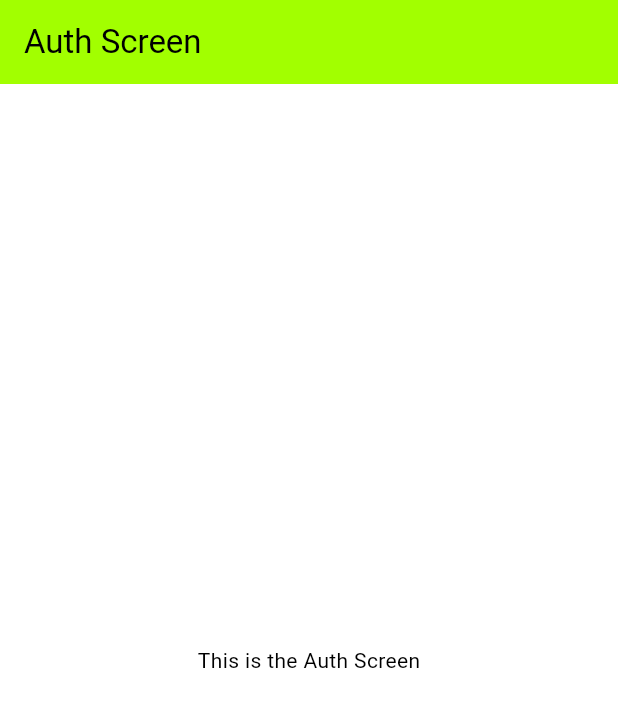
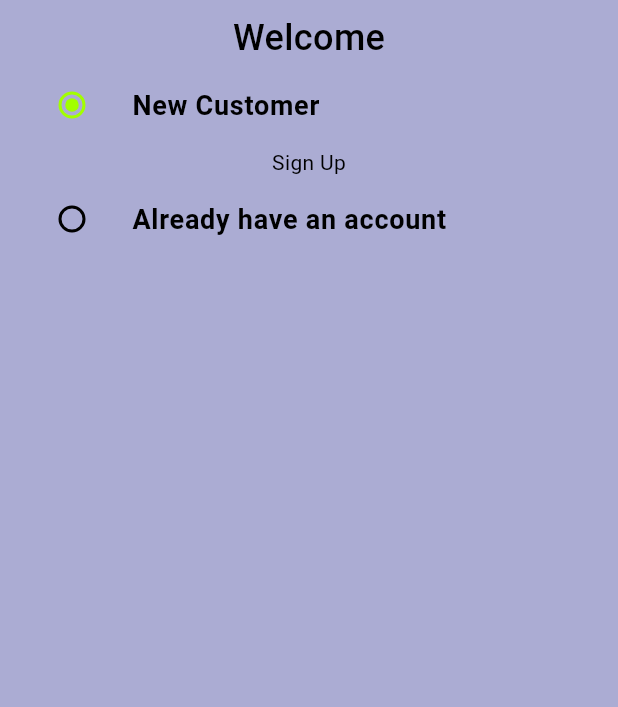
Before and after one commit to AlaaNazih1/my_souq, a Flutter app: the screen it shows after launch, on a phone screen of 412 x 824 dp. Shown: the top 707 px of the screen. Run offline on Flutter 3.47's test engine with Material 3 defaults, Android fonts, the phone set to English and light mode, and no system bars.

Commit message:
Implement AuthScreen with signup and signin functionality; update UI components and state management

```diff
--- a/lib/app/screens/auth_screen.dart
+++ b/lib/app/screens/auth_screen.dart
@@ -1,5 +1,10 @@
 import 'package:flutter/material.dart';
+import 'package:my_souq/components/declartions.dart';
 
+enum Auth {
+  signin,
+  signup,
+}
 class AuthScreen extends StatefulWidget {
   const AuthScreen({super.key});
 static const String routeName = '/auth-screen';
@@ -8,15 +13,61 @@ static const String routeName = '/auth-screen';
 }
 
 class _AuthScreenState extends State<AuthScreen> {
+  Auth _auth = Auth.signup;
+  final _signUpFormKey = GlobalKey<FormState>();
+  final _signInFormKey = GlobalKey<FormState>();
   @override
   Widget build(BuildContext context) {
     return Scaffold(
-      appBar: AppBar(
-        title: Text("Auth Screen"),
-      ),
-      body: Center(
-        child: Text("This is the Auth Screen"),
-      ),
+      backgroundColor: Declartions.greyBackgroundColor,
+      body: SafeArea(child: Padding(
+        padding: const EdgeInsets.all(8.0),
+        child: Column(
+          children: [
+          const Text('Welcome', style: TextStyle(fontSize: 24.0,
+          fontWeight: FontWeight.w500),),
+          ListTile(
+            title: const Text('New Customer', style: TextStyle(fontSize: 18.0,fontWeight: FontWeight.bold),),
+
+            leading: Radio(
+              activeColor: Declartions.secondaryColor,
+              value: Auth.signup,
+              groupValue: _auth,
+              onChanged: (Auth? value) {
+                setState(() {
+                  _auth = value!;
+                });
+              },
+            ),
+
+          ),
+          if (_auth == Auth.signup)
+            Form(
+              key: _signUpFormKey,
+              child: Column(
+                children: const [
+                  Text('Sign Up'),
+                ],
+              ),
+            ),
+
+          ListTile(
+            title: const Text('Already have an account', style: TextStyle(fontSize: 18.0,fontWeight: FontWeight.bold),),
+
+            leading: Radio(
+              activeColor: Declartions.secondaryColor,
+              value: Auth.signin,
+              groupValue: _auth,
+              onChanged: (Auth? value) {
+                setState(() {
+                  _auth = value!;
+                });
+              },
+            ),
+
+          ),
+        ]),
+      )),
     );
   }
 }
```
